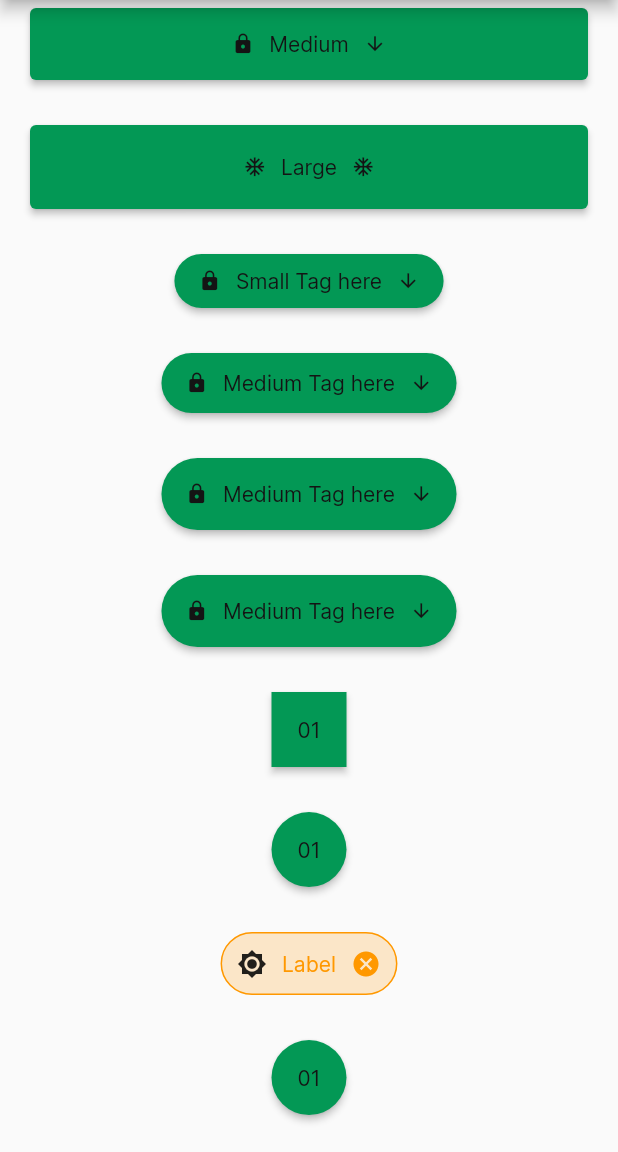
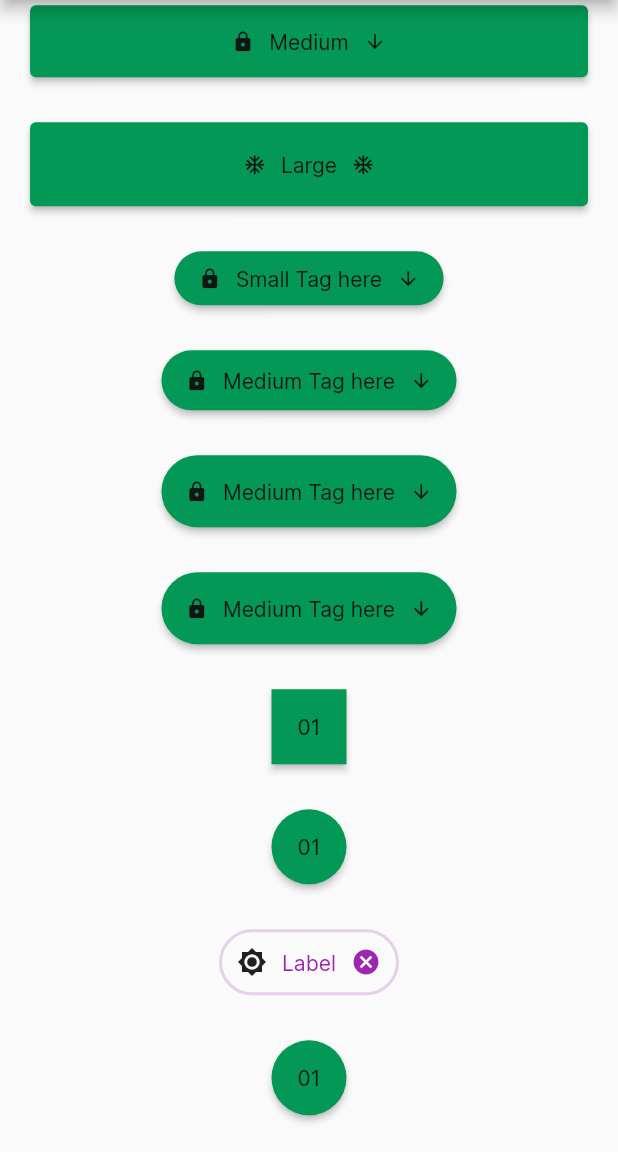
Before and after one commit to MayJuun/design_system, a Flutter app: the screen it shows after launch, scrolled down 486 dp, on a phone screen of 412 x 824 dp, the part 84-1236 px from its top. Run offline on Flutter 3.47's test engine with Material 2 defaults, Android fonts, the phone set to English and light mode, and no system bars.

Commit message:
chore: Tag complete

```diff
--- a/lib/main.dart
+++ b/lib/main.dart
@@ -1,5 +1,6 @@
 import 'package:design_system/buttons/buttons.convinience.dart';
 import 'package:design_system/tags/small/tags_small.dart';
+import 'package:design_system/tags/tag_enums.dart';
 import 'package:design_system/typography/typography.dart';
 import 'package:flutter/material.dart';
 import 'colors/colors.dart';
@@ -175,8 +176,9 @@ class _MyHomePageState extends State<MyHomePage> {
               height: 30,
             ),
             TagSmall(
-              color: Colors.orange,
+              color: Colors.purple,
               dismissable: true,
+              type: TagTypes.outline,
               onCancel: () {
                 debugPrint('cancelled');
               },
--- a/lib/tags/small/tags_small.dart
+++ b/lib/tags/small/tags_small.dart
@@ -4,7 +4,7 @@ import 'package:design_system/typography/typography.dart';
 import 'package:design_system/utils/consts.dart';
 import 'package:flutter/material.dart';
 
-//TODO: Activated the selected and unselected tag
+//TODO: Activate the selected and unselected tag
 class TagSmall extends StatefulWidget {
   final Color? color;
   final bool? dismissable;
@@ -27,6 +27,34 @@ class TagSmall extends StatefulWidget {
 class _TagSmallState extends State<TagSmall> {
   bool isDismissed = false;
 
+  Color backgroundColor({Color? color, TagTypes? type}) {
+    if (color == null) {
+      if (type == TagTypes.filled) {
+        return LightThemeColors.backgroundPositive.withOpacity(.2);
+      } else {
+        return Colors.transparent;
+      }
+    } else if (type == TagTypes.outline) {
+      return Colors.transparent;
+    } else {
+      return color.withOpacity(.2);
+    }
+  }
+
+  Color borderColor({Color? color, TagTypes? type}) {
+    if (color == null) {
+      if (type == TagTypes.filled) {
+        return Colors.transparent;
+      } else {
+        return LightThemeColors.backgroundPositive.withOpacity(.2);
+      }
+    } else if (type == TagTypes.outline) {
+      return color.withOpacity(.2);
+    } else {
+      return Colors.transparent;
+    }
+  }
+
   @override
   Widget build(BuildContext context) {
     if (!isDismissed) {
@@ -34,13 +62,12 @@ class _TagSmallState extends State<TagSmall> {
         child: Container(
           padding: const EdgeInsets.all(10),
           decoration: BoxDecoration(
-              color: widget.color == null
-                  ? LightThemeColors.backgroundPositive.withOpacity(.2)
-                  : widget.color!.withOpacity(.2),
+              color: backgroundColor(color: widget.color, type: widget.type),
               borderRadius: BorderRadius.circular(100),
               border: Border.all(
-                  width: 1,
-                  color: widget.color ?? LightThemeColors.backgroundPositive)),
+                width: 2,
+                color: borderColor(color: widget.color, type: widget.type),
+              )),
           child: Row(
             mainAxisAlignment: MainAxisAlignment.center,
             mainAxisSize: MainAxisSize.min,
```
